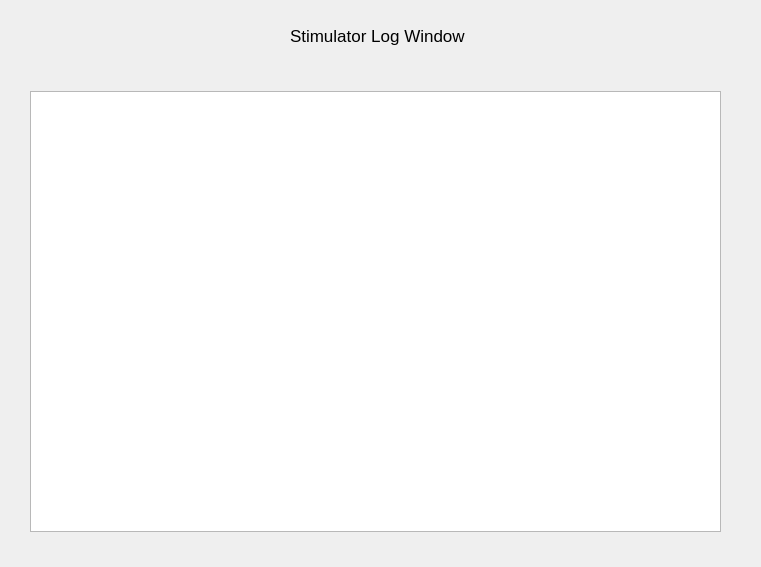
viniltc/POML060, file POML060_v1/stimulatorlogwindow.ui: the form before one commit.
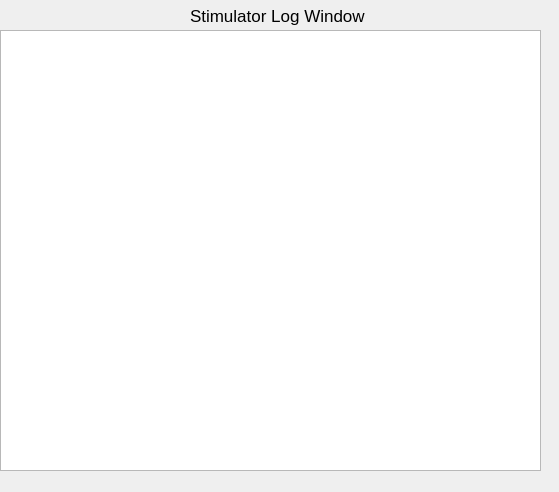
The form after the commit.

```diff
--- a/POML060_v1/stimulatorlogwindow.ui
+++ b/POML060_v1/stimulatorlogwindow.ui
@@ -6,8 +6,8 @@
    <rect>
     <x>0</x>
     <y>0</y>
-    <width>761</width>
-    <height>567</height>
+    <width>559</width>
+    <height>492</height>
    </rect>
   </property>
   <property name="windowTitle">
@@ -16,9 +16,9 @@
   <widget class="QTextBrowser" name="textBrowser">
    <property name="geometry">
     <rect>
-     <x>30</x>
-     <y>91</y>
-     <width>691</width>
+     <x>0</x>
+     <y>30</y>
+     <width>541</width>
      <height>441</height>
     </rect>
    </property>
@@ -26,8 +26,8 @@
   <widget class="QLabel" name="label">
    <property name="geometry">
     <rect>
-     <x>290</x>
-     <y>20</y>
+     <x>190</x>
+     <y>0</y>
      <width>191</width>
      <height>31</height>
     </rect>
```
